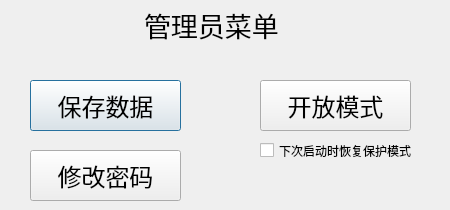
Qt form adminmenu.ui (DZDcyj/TeacherLanHelper) before a commit.
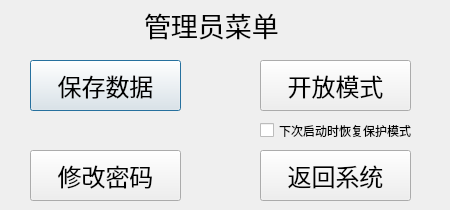
The same form after that commit. Icons and pictures are not drawn.

Patch:
```diff
--- a/adminmenu.ui
+++ b/adminmenu.ui
@@ -40,7 +40,7 @@
    <property name="geometry">
     <rect>
      <x>30</x>
-     <y>80</y>
+     <y>60</y>
      <width>151</width>
      <height>51</height>
     </rect>
@@ -59,7 +59,7 @@
    <property name="geometry">
     <rect>
      <x>260</x>
-     <y>80</y>
+     <y>60</y>
      <width>151</width>
      <height>51</height>
     </rect>
@@ -78,7 +78,7 @@
    <property name="geometry">
     <rect>
      <x>260</x>
-     <y>140</y>
+     <y>120</y>
      <width>191</width>
      <height>21</height>
     </rect>
@@ -106,6 +106,25 @@
     <string>修改密码</string>
    </property>
   </widget>
+  <widget class="QPushButton" name="Back">
+   <property name="geometry">
+    <rect>
+     <x>260</x>
+     <y>150</y>
+     <width>151</width>
+     <height>51</height>
+    </rect>
+   </property>
+   <property name="font">
+    <font>
+     <family>黑体</family>
+     <pointsize>18</pointsize>
+    </font>
+   </property>
+   <property name="text">
+    <string>返回系统</string>
+   </property>
+  </widget>
  </widget>
  <resources>
   <include location="pic.qrc"/>
```
